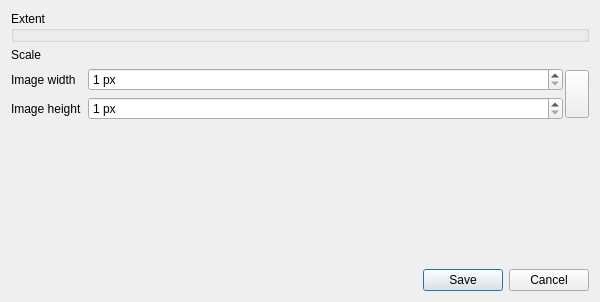
north-road/soar_qgis_plugin, file soar/ui/map_export_dialog.ui: the form before one commit.
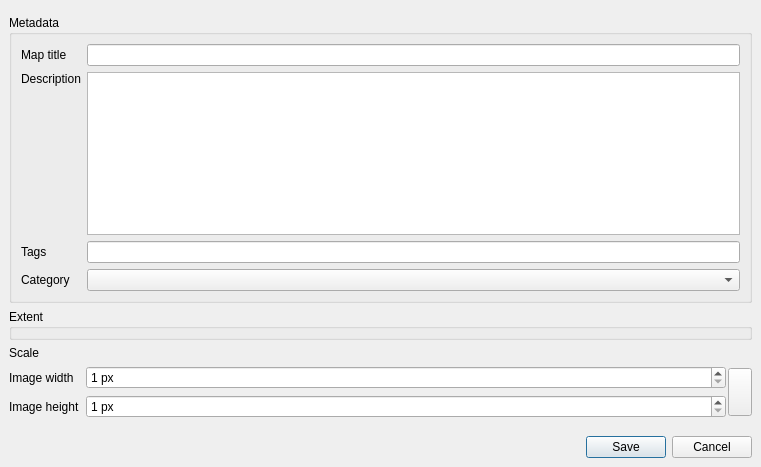
The form after the commit. Custom widgets are drawn as their Qt base class.

Commit message: Add metadata fields

Patch:
```diff
--- a/soar/ui/map_export_dialog.ui
+++ b/soar/ui/map_export_dialog.ui
@@ -6,22 +6,88 @@
    <rect>
     <x>0</x>
     <y>0</y>
-    <width>600</width>
-    <height>302</height>
+    <width>761</width>
+    <height>467</height>
    </rect>
   </property>
   <property name="windowTitle">
    <string>Save Map as Image</string>
   </property>
   <layout class="QVBoxLayout" name="verticalLayout">
+   <property name="leftMargin">
+    <number>0</number>
+   </property>
+   <property name="topMargin">
+    <number>0</number>
+   </property>
+   <property name="rightMargin">
+    <number>0</number>
+   </property>
+   <property name="bottomMargin">
+    <number>0</number>
+   </property>
    <item>
-    <layout class="QGridLayout" name="gridLayout" rowstretch="0,0,0,0,0">
+    <widget class="QgsMessageBar" name="message_bar" native="true"/>
+   </item>
+   <item>
+    <widget class="QWidget" name="widget" native="true">
+     <layout class="QVBoxLayout" name="verticalLayout_2">
+      <item>
+       <widget class="QGroupBox" name="groupBox">
+        <property name="title">
+         <string>Metadata</string>
+        </property>
+        <layout class="QGridLayout" name="gridLayout_2">
+         <item row="2" column="0">
+          <widget class="QLabel" name="label_5">
+           <property name="text">
+            <string>Tags</string>
+           </property>
+          </widget>
+         </item>
+         <item row="2" column="1">
+          <widget class="QLineEdit" name="tags_edit"/>
+         </item>
+         <item row="0" column="1">
+          <widget class="QLineEdit" name="map_title_edit"/>
+         </item>
+         <item row="1" column="1">
+          <widget class="QPlainTextEdit" name="description_edit"/>
+         </item>
+         <item row="1" column="0">
+          <widget class="QLabel" name="label_2">
+           <property name="text">
+            <string>Description</string>
+           </property>
+           <property name="alignment">
+            <set>Qt::AlignLeading|Qt::AlignLeft|Qt::AlignTop</set>
+           </property>
+          </widget>
+         </item>
+         <item row="0" column="0">
+          <widget class="QLabel" name="label">
+           <property name="text">
+            <string>Map title</string>
+           </property>
+          </widget>
+         </item>
      <item row="3" column="0">
-      <widget class="QLabel" name="label_4">
+          <widget class="QLabel" name="label_6">
        <property name="text">
-        <string>Image height</string>
-       </property>
-      </widget>
+            <string>Category</string>
+           </property>
+          </widget>
+         </item>
+         <item row="3" column="1">
+          <widget class="QComboBox" name="category_combo"/>
+         </item>
+        </layout>
+       </widget>
+      </item>
+      <item>
+       <layout class="QGridLayout" name="gridLayout" rowstretch="0,0,0,0">
+        <item row="1" column="1">
+         <widget class="QgsScaleWidget" name="mScaleWidget" native="true"/>
      </item>
      <item row="0" column="0" colspan="2">
       <widget class="QgsExtentGroupBox" name="mExtentGroupBox">
@@ -33,10 +99,17 @@
        </property>
       </widget>
      </item>
-     <item row="1" column="0">
-      <widget class="QLabel" name="label_1">
+        <item row="2" column="0">
+         <widget class="QLabel" name="label_3">
        <property name="text">
-        <string>Scale</string>
+           <string>Image width</string>
+          </property>
+         </widget>
+        </item>
+        <item row="3" column="0">
+         <widget class="QLabel" name="label_4">
+          <property name="text">
+           <string>Image height</string>
        </property>
       </widget>
      </item>
@@ -126,23 +199,10 @@
        </item>
       </layout>
      </item>
-     <item row="4" column="0" colspan="2">
-      <widget class="QLabel" name="mInfo">
-       <property name="wordWrap">
-        <bool>true</bool>
-       </property>
-       <property name="openExternalLinks">
-        <bool>false</bool>
-       </property>
-      </widget>
-     </item>
-     <item row="1" column="1">
-      <widget class="QgsScaleWidget" name="mScaleWidget" native="true"/>
-     </item>
-     <item row="2" column="0">
-      <widget class="QLabel" name="label_3">
+        <item row="1" column="0">
+         <widget class="QLabel" name="label_1">
        <property name="text">
-        <string>Image width</string>
+           <string>Scale</string>
        </property>
       </widget>
      </item>
@@ -173,6 +233,9 @@
    </item>
   </layout>
  </widget>
+   </item>
+  </layout>
+ </widget>
  <customwidgets>
   <customwidget>
    <class>QgsCollapsibleGroupBox</class>
@@ -202,6 +265,12 @@
    <extends>QWidget</extends>
    <header>qgsscalewidget.h</header>
   </customwidget>
+  <customwidget>
+   <class>QgsMessageBar</class>
+   <extends>QWidget</extends>
+   <header>qgsmessagebar.h</header>
+   <container>1</container>
+  </customwidget>
  </customwidgets>
  <tabstops>
   <tabstop>mExtentGroupBox</tabstop>
```
Lines whose indentation alone changed are shown as unchanged. The commit also changes 3 other files.
